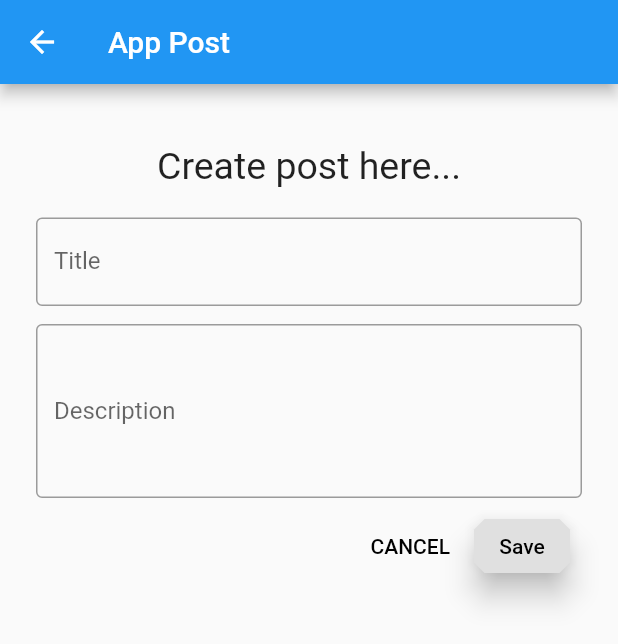
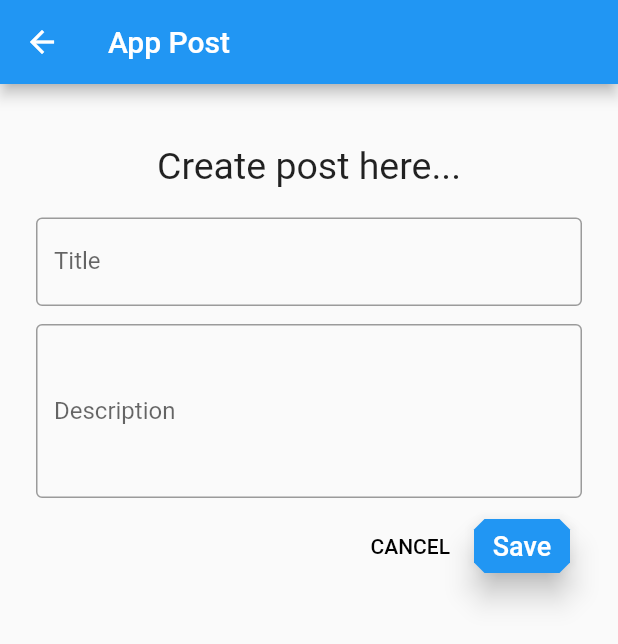
Before and after one commit to Ramprits/flutter_blog_firebase, a Flutter app: the screen it shows after launch, after a tap on the "add" icon, on a phone screen of 412 x 824 dp. Shown: the top 644 px of the screen. Run offline on Flutter 3.47's test engine with Material 2 defaults, Android fonts, the phone set to English and light mode, and no system bars; our stand-ins replace firebase_database, timeago; accounts and stored records are empty.

Commit message:
post adding

```diff
--- a/lib/models/post_model.dart
+++ b/lib/models/post_model.dart
@@ -15,7 +15,7 @@ class Post {
         this.date = snap.value[DATE],
         this.title = snap.value[TITLE],
         this.description = snap.value[DESCRIPTION];
-  Map toMap() {
+  Map<String, dynamic> toMap() {
     return {DATE: date, TITLE: title, DESCRIPTION: description};
   }
 }
--- a/lib/pages/add_post_page.dart
+++ b/lib/pages/add_post_page.dart
@@ -1,5 +1,6 @@
 import 'package:flutter/material.dart';
 import 'package:flutter_blog/database/post_service.dart';
+import 'package:flutter_blog/pages/post_page.dart';
 import '../models/post_model.dart';
 
 import '../color.dart';
@@ -87,8 +88,12 @@ class _AddPostPageState extends State<AddPostPage> {
                     },
                   ),
                   RaisedButton(
-                    child: Text('Save'),
+                    child: Text(
+                      'Save',
+                      style: TextStyle(color: Colors.white, fontSize: 18.0),
+                    ),
                     elevation: 8.0,
+                    color: Theme.of(context).primaryColor,
                     shape: BeveledRectangleBorder(
                       borderRadius: BorderRadius.all(Radius.circular(7.0)),
                     ),
@@ -110,6 +115,8 @@ class _AddPostPageState extends State<AddPostPage> {
       post.date = DateTime.now().millisecondsSinceEpoch;
       final postService = PostService();
       postService.addPost(post);
+      _formData.reset();
+      Navigator.pushReplacementNamed(context, "/");
     }
   }
 }
--- a/lib/pages/post_page.dart
+++ b/lib/pages/post_page.dart
@@ -1,5 +1,8 @@
 import 'package:flutter/material.dart';
-
+import 'package:firebase_database/ui/firebase_animated_list.dart';
+import 'package:firebase_database/firebase_database.dart';
+import 'package:timeago/timeago.dart' as timeAgo;
+import '../models/post_model.dart';
 import 'add_post_page.dart';
 
 class PostPage extends StatefulWidget {
@@ -10,34 +13,67 @@ class PostPage extends StatefulWidget {
 }
 
 class _PostPageState extends State<PostPage> {
+  FirebaseDatabase _database = FirebaseDatabase.instance;
+  List<Post> postList = <Post>[];
+  _onChildAdded(Event event) {
+    setState(() {
+      postList.add(Post.fromSnapshot(event.snapshot));
+    });
+  }
+
+  @override
+  void initState() {
+    _database.reference().child("posts").onChildAdded.listen(_onChildAdded);
+    super.initState();
+  }
+
   @override
   Widget build(BuildContext context) {
     return Scaffold(
       appBar: AppBar(
         title: Text(widget.title),
       ),
-      body: SafeArea(
-        child: ListView(
-          children: <Widget>[
-            ListTile(
-              trailing: Icon(Icons.security),
-              title: Text(
-                "Angular 8 ",
-                style: TextStyle(fontSize: 20.0, fontWeight: FontWeight.bold),
+      body: Column(
+        children: <Widget>[
+          Visibility(
+            visible: postList.isEmpty,
+            child: Center(
+              child: Container(
+                alignment: Alignment.center,
+                child: CircularProgressIndicator(),
               ),
             ),
-            Divider(
-              height: 5.0,
-            ),
-            ListTile(
-              trailing: Icon(Icons.send),
-              title: Text(
-                "Reactjs",
-                style: TextStyle(fontSize: 20.0, fontWeight: FontWeight.bold),
+          ),
+          Visibility(
+            visible: postList.isNotEmpty,
+            child: Flexible(
+              child: FirebaseAnimatedList(
+                query: _database.reference().child("posts"),
+                itemBuilder: (_, DataSnapshot snap, Animation<double> animation,
+                    int index) {
+                  return Column(
+                    children: <Widget>[
+                      Card(
+                        elevation: 8.0,
+                        child: ListTile(
+                          title: Text(
+                            postList[index].title,
+                            style: TextStyle(
+                                fontSize: 20.0, fontWeight: FontWeight.bold),
+                          ),
+                          trailing: Text(timeAgo.format(
+                              DateTime.fromMillisecondsSinceEpoch(
+                                  postList[index].date))),
+                          subtitle: Text(postList[index].description),
+                        ),
+                      ),
+                    ],
+                  );
+                },
               ),
             ),
-          ],
-        ),
+          ),
+        ],
       ),
       floatingActionButton: FloatingActionButton(
         onPressed: () {
```
Also changed, not shown: 1 other file.
